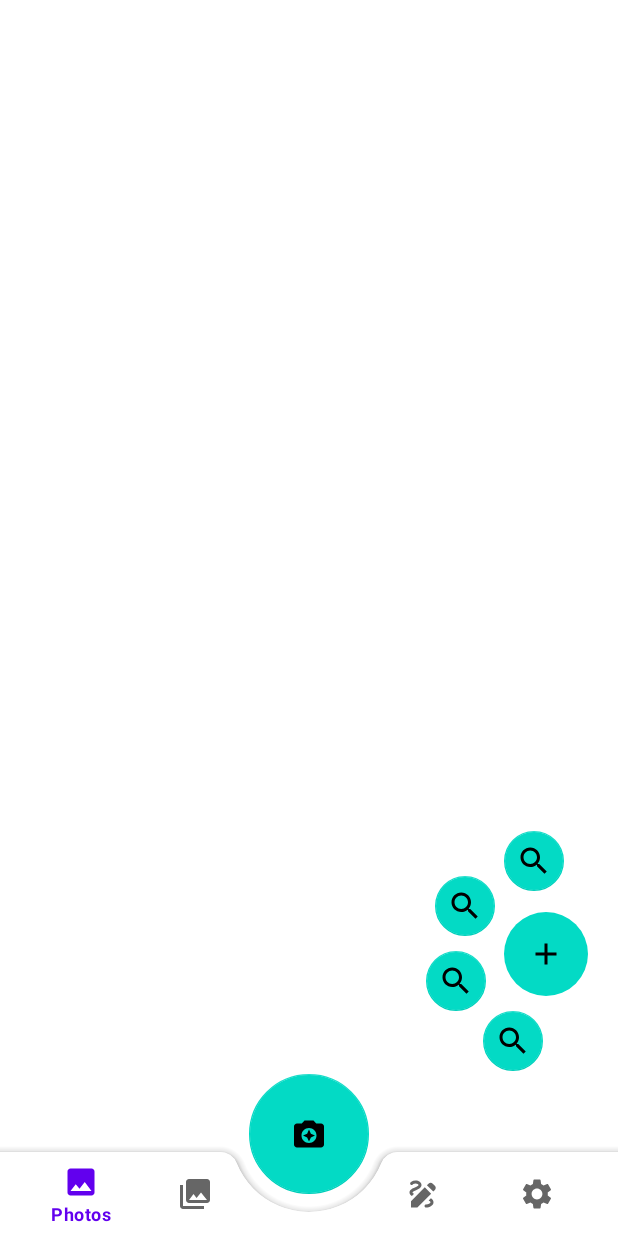
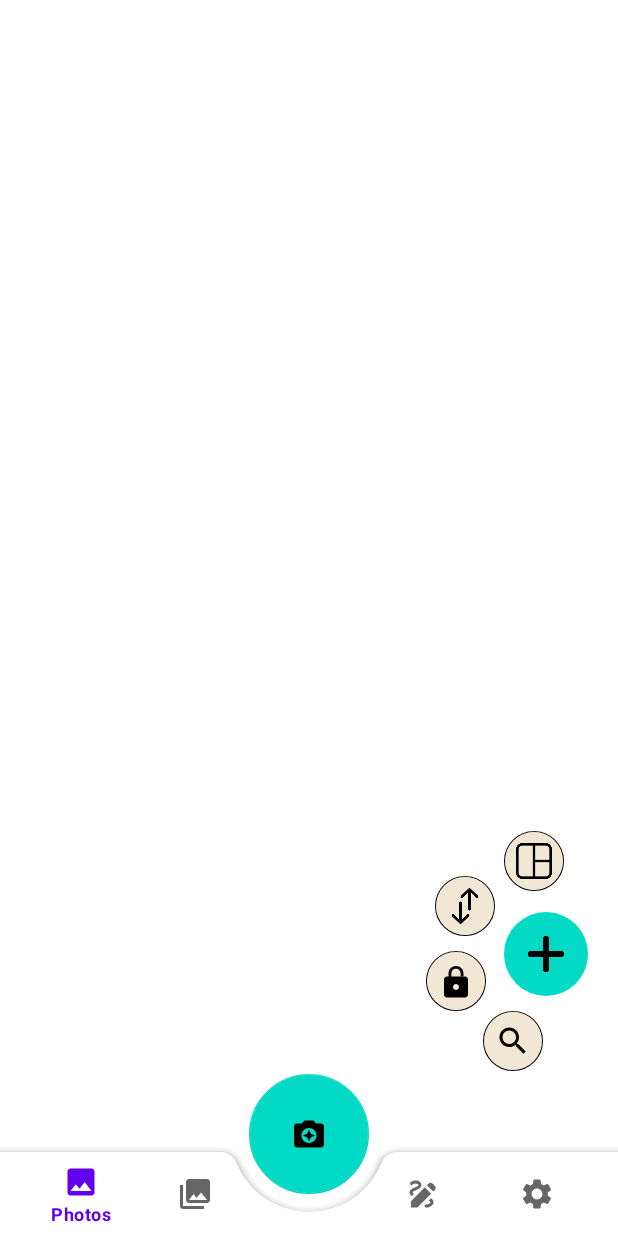
Before and after one commit to Phongle1311/PicBox, an Android app: the screen it shows after launch (MainActivity), after a tap on an icon or button, on a phone screen of 412 x 824 dp. Run offline under Robolectric (Android 15) with nearby library versions, the phone set to English and light mode, and no system bars.

Commit message:
ANDROID05-26 Complete change icon of FABs and behaviors when pressing the main FAB or scrolling screen.

```diff
--- a/app/src/main/java/com/hcmus/picbox/fragments/PhotosFragment.java
+++ b/app/src/main/java/com/hcmus/picbox/fragments/PhotosFragment.java
@@ -46,7 +46,7 @@ public class PhotosFragment extends Fragment {
     private Map<LocalDate, List<PhotoModel>> photoByDays = new TreeMap<>(Collections.reverseOrder());
     private List<GridItem> inputItems = new ArrayList<>();
     private Context context;
-    private FloatingActionButton FABmain,FABsearch,FABsecret,FABsortby,FABgridview;
+    private FloatingActionButton FABmain,FABsearch,FABsecret,FABsortby,FABchangelayout;
     private int fabClicked=0;
 
     // Use registerForActivityResult instead of onRequestPermissionResult because
@@ -85,7 +85,7 @@ public class PhotosFragment extends Fragment {
         FABmain=(FloatingActionButton)v.findViewById(R.id.fab_main);
         FABsearch=(FloatingActionButton)v.findViewById(R.id.fab_search);
         FABsecret=(FloatingActionButton)v.findViewById(R.id.fab_secret_media);
-        FABgridview=(FloatingActionButton)v.findViewById(R.id.fab_grid_view);
+        FABchangelayout=(FloatingActionButton)v.findViewById(R.id.fab_change_layout);
         FABsortby=(FloatingActionButton) v.findViewById(R.id.fab_sort_by);
         FABmain.setOnClickListener(new View.OnClickListener() {
             @Override
@@ -103,13 +103,13 @@ public class PhotosFragment extends Fragment {
     private void showMiniFABs(){
         FABsearch.show();
         FABsecret.show();
-        FABgridview.show();
+        FABchangelayout.show();
         FABsortby.show();
     }
     private void hideMiniFABs(){
         FABsearch.hide();
         FABsecret.hide();
-        FABgridview.hide();
+        FABchangelayout.hide();
         FABsortby.hide();
     }
     private void prepareRecyclerView() {
@@ -149,6 +149,12 @@ public class PhotosFragment extends Fragment {
                         fabClicked=0;
                     }
                 }
+                else if(!recyclerView.canScrollVertically(-1)){
+                    if(!FABmain.isShown()){
+                        FABmain.show();
+                        fabClicked=0;
+                    }
+                }
             }
         });
     }
--- /dev/null
+++ b/app/src/main/res/drawable/hidden_media_fab.xml
@@ -0,0 +1,14 @@
+<?xml version="1.0" encoding="utf-8"?>
+<vector xmlns:android="http://schemas.android.com/apk/res/android"
+    android:width="24dp"
+    android:height="24dp"
+    android:viewportWidth="24"
+    android:viewportHeight="24">
+    <path
+        android:fillColor="#000000"
+        android:pathData="M6,9c-1.1,0-2,0.9-2,2v10c0,1.1,0.9,2,2,2h12c1.1,0,2-0.9,2-2V11c0-1.1-0.9-2-2-2H6z
+M12,18c-1.1,0-2-0.9-2-2s0.9-2,2-2 s2,0.9,2,2S13.1,18,12,18z" />
+    <path
+        android:fillColor="#000000"
+        android:pathData="M12,2C9.2,2,7,4.2,7,7v5h1.9V7c0-1.7,1.4-3.1,3.1-3.1s3.1,1.4,3.1,3.1v2H17V7C17,4.2,14.8,2,12,2z" />
+</vector>
--- a/app/src/main/res/drawable/ic_plus_24.xml
+++ /dev/null
@@ -1,5 +0,0 @@
-<vector android:height="36dp" android:tint="#FFFFFF"
-    android:viewportHeight="24.0" android:viewportWidth="24.0"
-    android:width="36dp" xmlns:android="http://schemas.android.com/apk/res/android">
-    <path android:fillColor="#FF000000" android:pathData="M19,13h-6v6h-2v-6H5v-2h6V5h2v6h6v2z"/>
-</vector>
--- a/app/src/main/res/layout/fragment_photos.xml
+++ b/app/src/main/res/layout/fragment_photos.xml
@@ -27,7 +27,7 @@
         android:layout_gravity="bottom|right"
         android:layout_marginBottom="160dp"
         android:layout_marginRight="20dp"
-        android:src="@drawable/ic_plus_24"
+        android:src="@drawable/main_fab"
         app:elevation="21dp"
         app:borderWidth="0dp" />
 
@@ -37,6 +37,8 @@
         android:layout_height="wrap_content"
         android:layout_gravity="bottom|right"
         android:layout_marginRight="50dp"
+        app:backgroundTint="@color/black"
+        android:backgroundTint="#F2E7D5"
         android:visibility="invisible"
         app:fabSize="mini"
         android:layout_marginBottom="110dp"
@@ -47,30 +49,36 @@
         android:layout_height="wrap_content"
         android:layout_gravity="bottom|right"
         android:visibility="invisible"
+        app:backgroundTint="@color/black"
+        android:backgroundTint="#F2E7D5"
         android:layout_marginRight="88dp"
         app:fabSize="mini"
         android:layout_marginBottom="150dp"
-        android:src="@drawable/ic_baseline_search_24" />
+        android:src="@drawable/hidden_media_fab" />
     <com.google.android.material.floatingactionbutton.FloatingActionButton
         android:id="@+id/fab_sort_by"
         android:layout_width="wrap_content"
         android:layout_height="wrap_content"
         android:layout_gravity="bottom|right"
+        app:backgroundTint="@color/black"
+        android:backgroundTint="#F2E7D5"
         android:visibility="invisible"
         android:layout_marginRight="82dp"
         app:fabSize="mini"
         android:layout_marginBottom="200dp"
-        android:src="@drawable/ic_baseline_search_24" />
+        android:src="@drawable/sort_by_fab" />
     <com.google.android.material.floatingactionbutton.FloatingActionButton
-        android:id="@+id/fab_grid_view"
+        android:id="@+id/fab_change_layout"
         android:layout_width="wrap_content"
         android:layout_height="wrap_content"
         android:layout_gravity="bottom|right"
         android:visibility="invisible"
+        app:backgroundTint="@color/black"
+        android:backgroundTint="#F2E7D5"
         android:layout_marginRight="36dp"
         app:fabSize="mini"
         android:layout_marginBottom="230dp"
-        android:src="@drawable/ic_baseline_search_24" />
+        android:src="@drawable/change_layout_fab" />
 
 
 </androidx.coordinatorlayout.widget.CoordinatorLayout>
```
Also changed, not shown: app/src/main/res/drawable/change_layout_fab.png (added), app/src/main/res/drawable/main_fab.png (added), app/src/main/res/drawable/sort_by_fab.png (added).
